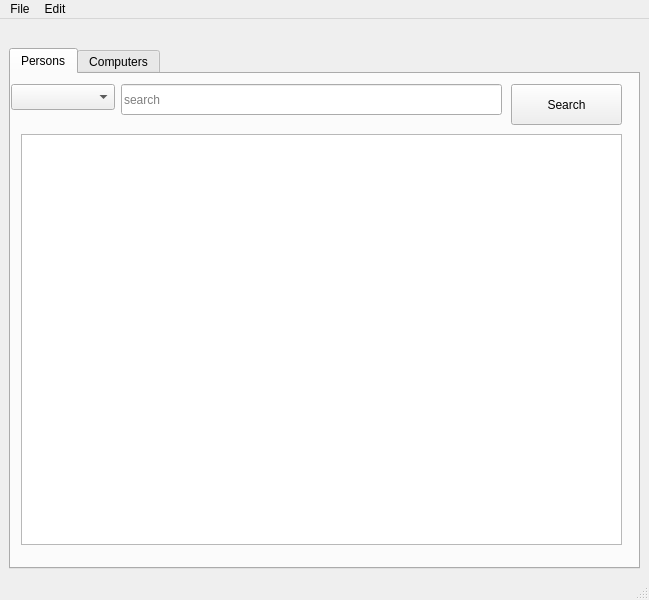
Above: mainwindow.ui from annakrih/T113VLN1-3 before the change. Below: the same form after it.
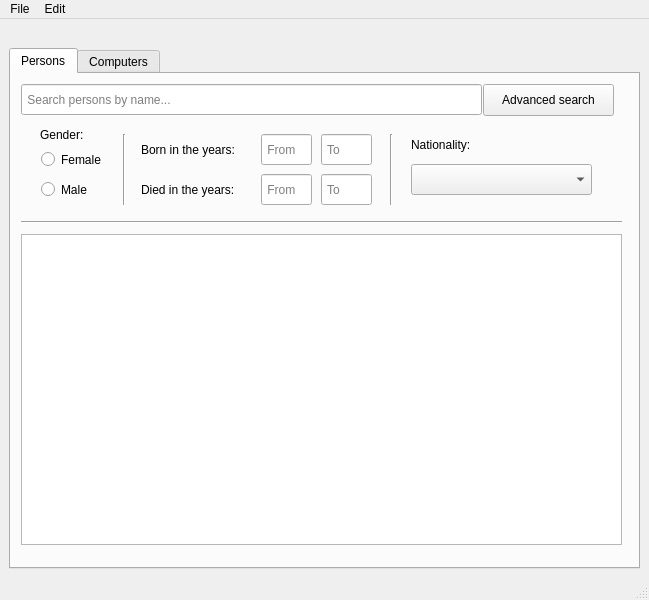
That is the form after the change.

Commit message: advanced search á leiðinni

The edit to the form file:
```diff
--- a/mainwindow.ui
+++ b/mainwindow.ui
@@ -14,8 +14,8 @@
    <string>MainWindow</string>
   </property>
   <widget class="QWidget" name="centralwidget">
-   <layout class="QVBoxLayout" name="verticalLayout">
-    <item>
+   <layout class="QGridLayout" name="gridLayout">
+    <item row="0" column="0">
      <spacer name="horizontalSpacer">
       <property name="orientation">
        <enum>Qt::Horizontal</enum>
@@ -28,7 +28,7 @@
       </property>
      </spacer>
     </item>
-    <item>
+    <item row="1" column="0">
      <widget class="QTabWidget" name="tabsWidget_personComputer">
       <property name="currentIndex">
        <number>0</number>
@@ -40,43 +40,26 @@
        <widget class="QLineEdit" name="searchInput_Person">
         <property name="geometry">
          <rect>
-          <x>110</x>
+          <x>10</x>
           <y>10</y>
-          <width>381</width>
+          <width>461</width>
           <height>31</height>
          </rect>
         </property>
         <property name="styleSheet">
-         <string notr="true">
-</string>
-        </property>
-        <property name="placeholderText">
-         <string>search</string>
-        </property>
-       </widget>
-       <widget class="QPushButton" name="searchButton_Person">
-        <property name="geometry">
-         <rect>
-          <x>500</x>
-          <y>10</y>
-          <width>111</width>
-          <height>41</height>
-         </rect>
-        </property>
-        <property name="styleSheet">
          <string notr="true"/>
         </property>
-        <property name="text">
-         <string>Search</string>
+        <property name="placeholderText">
+         <string> Search persons by name...</string>
         </property>
        </widget>
        <widget class="QTableView" name="table_Person">
         <property name="geometry">
          <rect>
           <x>10</x>
-          <y>60</y>
+          <y>160</y>
           <width>601</width>
-          <height>411</height>
+          <height>311</height>
          </rect>
         </property>
         <property name="styleSheet">
@@ -95,17 +78,209 @@
          <bool>false</bool>
         </attribute>
        </widget>
-       <widget class="QComboBox" name="comboBox_searchPerson">
+       <widget class="QWidget" name="widget_moreFilterOpsPersons" native="true">
         <property name="geometry">
          <rect>
-          <x>0</x>
+          <x>10</x>
+          <y>50</y>
+          <width>601</width>
+          <height>91</height>
+         </rect>
+        </property>
+        <widget class="QLabel" name="label_gender">
+         <property name="geometry">
+          <rect>
+           <x>19</x>
+           <y>0</y>
+           <width>51</width>
+           <height>21</height>
+          </rect>
+         </property>
+         <property name="text">
+          <string>Gender:</string>
+         </property>
+        </widget>
+        <widget class="QRadioButton" name="radioButton_female">
+         <property name="geometry">
+          <rect>
+           <x>20</x>
+           <y>20</y>
+           <width>71</width>
+           <height>31</height>
+          </rect>
+         </property>
+         <property name="text">
+          <string>Female</string>
+         </property>
+        </widget>
+        <widget class="QRadioButton" name="radioButton_male">
+         <property name="geometry">
+          <rect>
+           <x>20</x>
+           <y>50</y>
+           <width>71</width>
+           <height>31</height>
+          </rect>
+         </property>
+         <property name="text">
+          <string>Male</string>
+         </property>
+        </widget>
+        <widget class="QLabel" name="label_diedSearch">
+         <property name="geometry">
+          <rect>
+           <x>120</x>
+           <y>50</y>
+           <width>111</width>
+           <height>31</height>
+          </rect>
+         </property>
+         <property name="text">
+          <string>Died in the years:</string>
+         </property>
+        </widget>
+        <widget class="Line" name="line">
+         <property name="geometry">
+          <rect>
+           <x>93</x>
+           <y>10</y>
+           <width>20</width>
+           <height>71</height>
+          </rect>
+         </property>
+         <property name="orientation">
+          <enum>Qt::Vertical</enum>
+         </property>
+        </widget>
+        <widget class="QLineEdit" name="input_searchDiedFrom">
+         <property name="geometry">
+          <rect>
+           <x>240</x>
+           <y>50</y>
+           <width>51</width>
+           <height>31</height>
+          </rect>
+         </property>
+         <property name="placeholderText">
+          <string> From</string>
+         </property>
+        </widget>
+        <widget class="QLabel" name="label_bornSearch">
+         <property name="geometry">
+          <rect>
+           <x>120</x>
+           <y>10</y>
+           <width>111</width>
+           <height>31</height>
+          </rect>
+         </property>
+         <property name="text">
+          <string>Born in the years:</string>
+         </property>
+        </widget>
+        <widget class="QLineEdit" name="input_searchDiedTo">
+         <property name="geometry">
+          <rect>
+           <x>300</x>
+           <y>50</y>
+           <width>51</width>
+           <height>31</height>
+          </rect>
+         </property>
+         <property name="placeholderText">
+          <string> To</string>
+         </property>
+        </widget>
+        <widget class="QLineEdit" name="input_searchBornTo">
+         <property name="geometry">
+          <rect>
+           <x>300</x>
+           <y>10</y>
+           <width>51</width>
+           <height>31</height>
+          </rect>
+         </property>
+         <property name="placeholderText">
+          <string> To</string>
+         </property>
+        </widget>
+        <widget class="QLineEdit" name="input_searchBornFrom">
+         <property name="geometry">
+          <rect>
+           <x>240</x>
+           <y>10</y>
+           <width>51</width>
+           <height>31</height>
+          </rect>
+         </property>
+         <property name="placeholderText">
+          <string> From</string>
+         </property>
+        </widget>
+        <widget class="QComboBox" name="input_searchNat">
+         <property name="geometry">
+          <rect>
+           <x>390</x>
+           <y>40</y>
+           <width>181</width>
+           <height>31</height>
+          </rect>
+         </property>
+         <property name="styleSheet">
+          <string notr="true"/>
+         </property>
+        </widget>
+        <widget class="QLabel" name="label_nat">
+         <property name="geometry">
+          <rect>
+           <x>390</x>
+           <y>10</y>
+           <width>81</width>
+           <height>21</height>
+          </rect>
+         </property>
+         <property name="text">
+          <string>Nationality:</string>
+         </property>
+        </widget>
+        <widget class="Line" name="line_2">
+         <property name="geometry">
+          <rect>
+           <x>360</x>
+           <y>10</y>
+           <width>20</width>
+           <height>71</height>
+          </rect>
+         </property>
+         <property name="orientation">
+          <enum>Qt::Vertical</enum>
+         </property>
+        </widget>
+       </widget>
+       <widget class="Line" name="line_3">
+        <property name="geometry">
+         <rect>
+          <x>10</x>
+          <y>140</y>
+          <width>601</width>
+          <height>16</height>
+         </rect>
+        </property>
+        <property name="orientation">
+         <enum>Qt::Horizontal</enum>
+        </property>
+       </widget>
+       <widget class="QPushButton" name="button_advSearchPerson">
+        <property name="geometry">
+         <rect>
+          <x>472</x>
           <y>10</y>
-          <width>104</width>
-          <height>26</height>
+          <width>131</width>
+          <height>32</height>
          </rect>
         </property>
-        <property name="styleSheet">
-         <string notr="true"/>
+        <property name="text">
+         <string>Advanced search</string>
         </property>
        </widget>
       </widget>
```
Left out of the diff: 22 changed lines with no effect on the pictures. The commit also changes 2 other files.
